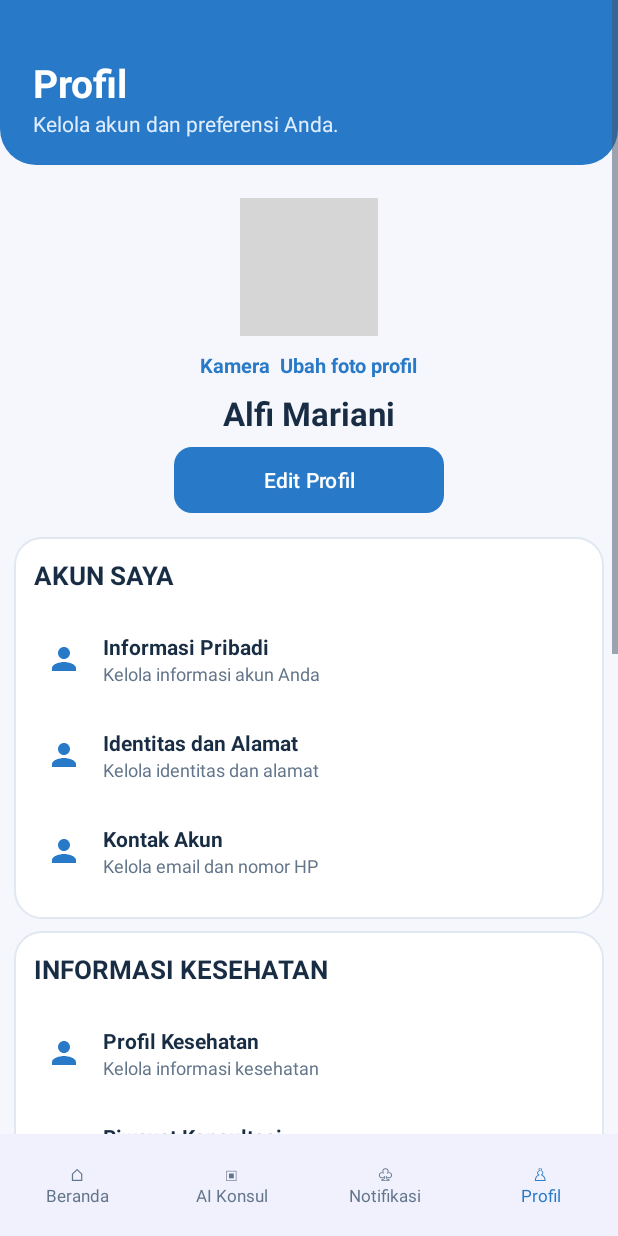
After one commit to AhmadRifai19/Project-Halo-Sehat, an Android app: the ProfilActivity screen opened directly, with no data from a screen before it, on a phone screen of 412 x 824 dp. The commit adds this screen. Run offline under Robolectric (Android 15) with nearby library versions, the phone set to English and light mode, and no system bars; grey boxes are pictures that could not be loaded.

Commit message:
"feat: menambahkan halaman profil, akun, dan pengaturan serta navigasinyamenambahkan halaman profil, akun, dan pengaturan serta navigasinya" buat nambah fitur/kode baru

```diff
--- /dev/null
+++ b/app/src/main/java/com/example/appsdokter/DetailProfilActivity.kt
@@ -0,0 +1,23 @@
+
+package com.example.appsdokter
+
+import android.os.Bundle
+import android.widget.TextView
+import androidx.appcompat.app.AppCompatActivity
+
+class DetailProfilActivity : AppCompatActivity() {
+
+    override fun onCreate(savedInstanceState: Bundle?) {
+        super.onCreate(savedInstanceState)
+        setContentView(R.layout.activity_detail_profil)
+
+        val judul = intent.getStringExtra("JUDUL")
+            ?: "Detail Profil"
+
+        val deskripsi = intent.getStringExtra("DESKRIPSI")
+            ?: "Informasi akun Anda"
+
+        findViewById<TextView>(R.id.tvDetailJudul).text = judul
+        findViewById<TextView>(R.id.tvDetailDeskripsi).text = deskripsi
+    }
+}
--- /dev/null
+++ b/app/src/main/java/com/example/appsdokter/ProfilActivity.kt
@@ -0,0 +1,116 @@
+
+package com.example.appsdokter
+
+import android.os.Bundle
+import android.widget.Button
+import android.widget.TextView
+import android.widget.Toast
+import androidx.appcompat.app.AppCompatActivity
+
+class ProfilActivity : AppCompatActivity() {
+
+    override fun onCreate(savedInstanceState: Bundle?) {
+        super.onCreate(savedInstanceState)
+        setContentView(R.layout.activity_profil)
+
+
+        aturMenu(
+            R.id.itemInformasiPribadi,
+            "Informasi Pribadi",
+            "Kelola informasi akun Anda",
+            "Membuka Informasi Pribadi"
+        )
+
+        aturMenu(
+            R.id.itemIdentitas,
+            "Identitas dan Alamat",
+            "Kelola identitas dan alamat",
+            "Membuka Identitas dan Alamat"
+        )
+
+        aturMenu(
+            R.id.itemKontak,
+            "Kontak Akun",
+            "Kelola email dan nomor HP",
+            "Membuka Kontak Akun"
+        )
+
+        aturMenu(
+            R.id.itemProfilKesehatan,
+            "Profil Kesehatan",
+            "Kelola informasi kesehatan",
+            "Membuka Profil Kesehatan"
+        )
+
+        aturMenu(
+            R.id.itemRiwayatKonsultasi,
+            "Riwayat Konsultasi",
+            "Lihat riwayat konsultasi Anda",
+            "Membuka Riwayat Konsultasi"
+        )
+
+        aturMenu(
+            R.id.itemKeamanan,
+            "Keamanan Akun",
+            "Kelola keamanan akun",
+            "Membuka Keamanan Akun"
+        )
+
+        aturMenu(
+            R.id.itemNotifikasi,
+            "Pengaturan Notifikasi",
+            "Atur pemberitahuan aplikasi",
+            "Membuka Pengaturan Notifikasi"
+        )
+
+        // Tombol Edit Profil
+        findViewById<Button>(R.id.btnEditProfil)
+            .setOnClickListener {
+                tampilPesan("Membuka Edit Profil")
+            }
+
+        // Tombol Keluar
+        findViewById<TextView>(R.id.btnKeluar)
+            .setOnClickListener {
+                tampilPesan("Anda memilih keluar dari akun")
+            }
+    }
+
+    private fun tampilPesan(pesan: String) {
+        Toast.makeText(
+            this,
+            pesan,
+            Toast.LENGTH_SHORT
+        ).show()
+    }
+
+
+
+    private fun aturMenu(
+        viewId: Int,
+        judul: String,
+        deskripsi: String,
+        pesan: String
+    ) {
+        val menu = findViewById<android.view.View>(viewId)
+
+        menu.findViewById<TextView>(R.id.tvMenuTitle)
+            .text = judul
+
+        menu.findViewById<TextView>(R.id.tvMenuSubtitle)
+            .text = deskripsi
+
+        menu.setOnClickListener {
+            val intent = android.content.Intent(
+                this,
+                DetailProfilActivity::class.java
+            )
+
+            intent.putExtra("JUDUL", judul)
+            intent.putExtra("DESKRIPSI", deskripsi)
+
+            startActivity(intent)
+        }
+    }
+
+}
--- /dev/null
+++ b/app/src/main/res/drawable/bg_logout.xml
@@ -0,0 +1,7 @@
+<shape xmlns:android="http://schemas.android.com/apk/res/android">
+    <solid android:color="#FFF5F5"/>
+    <corners android:radius="12dp"/>
+    <stroke
+        android:width="1dp"
+        android:color="#FFD0D0"/>
+</shape>
--- /dev/null
+++ b/app/src/main/res/drawable/bg_profil_button.xml
@@ -0,0 +1,4 @@
+<shape xmlns:android="http://schemas.android.com/apk/res/android">
+    <solid android:color="#2879C7"/>
+    <corners android:radius="12dp"/>
+</shape>
--- /dev/null
+++ b/app/src/main/res/drawable/bg_profil_card.xml
@@ -0,0 +1,7 @@
+<shape xmlns:android="http://schemas.android.com/apk/res/android">
+    <solid android:color="#FFFFFF"/>
+    <corners android:radius="18dp"/>
+    <stroke
+        android:width="1dp"
+        android:color="#E1E8F2"/>
+</shape>
--- /dev/null
+++ b/app/src/main/res/drawable/bg_profil_header.xml
@@ -0,0 +1,6 @@
+<shape xmlns:android="http://schemas.android.com/apk/res/android">
+    <solid android:color="#2879C7"/>
+    <corners
+        android:bottomLeftRadius="24dp"
+        android:bottomRightRadius="24dp"/>
+</shape>
--- /dev/null
+++ b/app/src/main/res/drawable/ic_profile_placeholder.xml
@@ -0,0 +1,12 @@
+<?xml version="1.0" encoding="utf-8"?>
+<vector xmlns:android="http://schemas.android.com/apk/res/android"
+    android:width="24dp"
+    android:height="24dp"
+    android:viewportWidth="24"
+    android:viewportHeight="24">
+
+    <path
+        android:fillColor="#2879C7"
+        android:pathData="M12,12c2.21,0 4,-1.79 4,-4s-1.79,-4 -4,-4 -4,1.79 -4,4 1.79,4 4,4zM12,14c-2.67,0 -8,1.34 -8,4v2h16v-2c0,-2.66 -5.33,-4 -8,-4z"/>
+
+</vector>
--- /dev/null
+++ b/app/src/main/res/layout/activity_detail_profil.xml
@@ -0,0 +1,28 @@
+<?xml version="1.0" encoding="utf-8"?>
+<LinearLayout
+    xmlns:android="http://schemas.android.com/apk/res/android"
+    android:layout_width="match_parent"
+    android:layout_height="match_parent"
+    android:orientation="vertical"
+    android:padding="24dp"
+    android:background="#F5F7FC">
+
+    <TextView
+        android:id="@+id/tvDetailJudul"
+        android:layout_width="match_parent"
+        android:layout_height="wrap_content"
+        android:text="Detail Profil"
+        android:textSize="24sp"
+        android:textStyle="bold"
+        android:textColor="#182D44"/>
+
+    <TextView
+        android:id="@+id/tvDetailDeskripsi"
+        android:layout_width="match_parent"
+        android:layout_height="wrap_content"
+        android:layout_marginTop="12dp"
+        android:text="Informasi akun Anda"
+        android:textSize="15sp"
+        android:textColor="#63758A"/>
+
+</LinearLayout>
--- /dev/null
+++ b/app/src/main/res/layout/activity_profil.xml
@@ -0,0 +1,241 @@
+<?xml version="1.0" encoding="utf-8"?>
+<LinearLayout xmlns:android="http://schemas.android.com/apk/res/android"
+    android:layout_width="match_parent"
+    android:layout_height="match_parent"
+    android:orientation="vertical"
+    android:background="#F5F7FC">
+
+    <ScrollView
+        android:layout_width="match_parent"
+        android:layout_height="0dp"
+        android:layout_weight="1"
+        android:fillViewport="true">
+
+        <LinearLayout
+            android:layout_width="match_parent"
+            android:layout_height="wrap_content"
+            android:orientation="vertical"
+            android:paddingBottom="20dp">
+
+            <!-- HEADER -->
+            <LinearLayout
+                android:layout_width="match_parent"
+                android:layout_height="110dp"
+                android:orientation="vertical"
+                android:gravity="bottom"
+                android:paddingStart="22dp"
+                android:paddingEnd="22dp"
+                android:paddingBottom="18dp"
+                android:background="@drawable/bg_profil_header">
+
+                <TextView
+                    android:layout_width="wrap_content"
+                    android:layout_height="wrap_content"
+                    android:text="Profil"
+                    android:textColor="#FFFFFF"
+                    android:textSize="26sp"
+                    android:textStyle="bold" />
+
+                <TextView
+                    android:layout_width="wrap_content"
+                    android:layout_height="wrap_content"
+                    android:text="Kelola akun dan preferensi Anda."
+                    android:textColor="#DFEDFF"
+                    android:textSize="14sp" />
+            </LinearLayout>
+
+            <!-- RINGKASAN PROFIL -->
+            <LinearLayout
+                android:layout_width="match_parent"
+                android:layout_height="wrap_content"
+                android:gravity="center"
+                android:orientation="vertical"
+                android:paddingTop="22dp"
+                android:paddingBottom="16dp">
+
+                <ImageView
+                    android:id="@+id/imgFotoProfil"
+                    android:layout_width="92dp"
+                    android:layout_height="92dp"
+                    android:src="@drawable/ic_profile_placeholder"
+                    android:scaleType="centerCrop"
+                    android:background="@drawable/bg_profile_circle"
+                    android:contentDescription="Foto profil" />
+
+                <TextView
+                    android:layout_width="wrap_content"
+                    android:layout_height="wrap_content"
+                    android:layout_marginTop="10dp"
+                    android:text="Kamera  Ubah foto profil"
+                    android:textColor="#2879C7"
+                    android:textSize="13sp"
+                    android:textStyle="bold" />
+
+                <TextView
+                    android:layout_width="wrap_content"
+                    android:layout_height="wrap_content"
+                    android:layout_marginTop="8dp"
+                    android:text="Alfi Mariani"
+                    android:textColor="#182D44"
+                    android:textSize="22sp"
+                    android:textStyle="bold" />
+
+                <Button
+                    android:id="@+id/btnEditProfil"
+                    android:layout_width="180dp"
+                    android:layout_height="44dp"
+                    android:layout_marginTop="8dp"
+                    android:text="Edit Profil"
+                    android:textColor="#FFFFFF"
+                    android:textSize="14sp"
+                    android:textAllCaps="false"
+                    android:background="@drawable/bg_profil_button" />
+            </LinearLayout>
+
+            <!-- AKUN SAYA -->
+            <LinearLayout
+                android:layout_width="match_parent"
+                android:layout_height="wrap_content"
+                android:layout_marginStart="9dp"
+                android:layout_marginEnd="9dp"
+                android:orientation="vertical"
+                android:padding="13dp"
+                android:background="@drawable/bg_profil_card">
+
+                <TextView
+                    style="@style/ProfilSectionTitle"
+                    android:text="AKUN SAYA" />
+
+                <include layout="@layout/item_profil"
+                    android:id="@+id/itemInformasiPribadi" />
+
+                <include layout="@layout/item_profil"
+                    android:id="@+id/itemIdentitas" />
+
+                <include layout="@layout/item_profil"
+                    android:id="@+id/itemKontak" />
+            </LinearLayout>
+
+            <!-- INFORMASI KESEHATAN -->
+            <LinearLayout
+                android:layout_width="match_parent"
+                android:layout_height="wrap_content"
+                android:layout_marginStart="9dp"
+                android:layout_marginEnd="9dp"
+                android:layout_marginTop="8dp"
+                android:orientation="vertical"
+                android:padding="13dp"
+                android:background="@drawable/bg_profil_card">
+
+                <TextView
+                    style="@style/ProfilSectionTitle"
+                    android:text="INFORMASI KESEHATAN" />
+
+                <include layout="@layout/item_profil"
+                    android:id="@+id/itemProfilKesehatan" />
+
+                <include layout="@layout/item_profil"
+                    android:id="@+id/itemRiwayatKonsultasi" />
+            </LinearLayout>
+
+            <!-- PENGATURAN -->
+            <LinearLayout
+                android:layout_width="match_parent"
+                android:layout_height="wrap_content"
+                android:layout_marginStart="9dp"
+                android:layout_marginEnd="9dp"
+                android:layout_marginTop="8dp"
+                android:orientation="vertical"
+                android:padding="13dp"
+                android:background="@drawable/bg_profil_card">
+
+                <TextView
+                    style="@style/ProfilSectionTitle"
+                    android:text="PENGATURAN" />
+
+                <include layout="@layout/item_profil"
+                    android:id="@+id/itemKeamanan" />
+
+                <include layout="@layout/item_profil"
+                    android:id="@+id/itemNotifikasi" />
+
+                <include layout="@layout/item_profil"
+                    android:id="@+id/itemPrivasi" />
+
+                <include layout="@layout/item_profil"
+                    android:id="@+id/itemBantuan" />
+            </LinearLayout>
+
+            <!-- KELUAR AKUN -->
+            <TextView
+                android:id="@+id/btnKeluar"
+                android:layout_width="match_parent"
+                android:layout_height="66dp"
+                android:layout_marginStart="13dp"
+                android:layout_marginEnd="13dp"
+                android:layout_marginTop="12dp"
+                android:gravity="center_vertical"
+                android:paddingStart="20dp"
+                android:text="Keluar dari Akun"
+                android:textColor="#B91C1C"
+                android:textStyle="bold"
+                android:textSize="14sp"
+                android:background="@drawable/bg_logout" />
+
+            <TextView
+                android:layout_width="match_parent"
+                android:layout_height="wrap_content"
+                android:layout_margin="20dp"
+                android:text="Perubahan nama tampilan tidak mengubah data identitas Anda."
+                android:textColor="#63758A"
+                android:textSize="13sp" />
+
+        </LinearLayout>
+    </ScrollView>
+
+    <!-- NAVIGASI BAWAH -->
+    <LinearLayout
+        android:layout_width="match_parent"
+        android:layout_height="68dp"
+        android:gravity="center"
+        android:orientation="horizontal"
+        android:background="#F0F1FD">
+
+        <TextView
+            android:layout_width="0dp"
+            android:layout_height="match_parent"
+            android:layout_weight="1"
+            android:gravity="center"
+            android:text="⌂\nBeranda"
+            android:textSize="11sp"
+            android:textColor="#63758A" />
+
+        <TextView
+            android:layout_width="0dp"
+            android:layout_height="match_parent"
+            android:layout_weight="1"
+            android:gravity="center"
+            android:text="▣\nAI Konsul"
+            android:textSize="11sp"
+            android:textColor="#63758A" />
+
+        <TextView
+            android:layout_width="0dp"
+            android:layout_height="match_parent"
+            android:layout_weight="1"
+            android:gravity="center"
+            android:text="♧\nNotifikasi"
+            android:textSize="11sp"
+            android:textColor="#63758A" />
+
+        <TextView
+            android:layout_width="0dp"
+            android:layout_height="match_parent"
+            android:layout_weight="1"
+            android:gravity="center"
+            android:text="♙\nProfil"
+            android:textSize="11sp"
+            android:textColor="#2879C7" />
+    </LinearLayout>
+
+</LinearLayout>
--- /dev/null
+++ b/app/src/main/res/layout/item_profil.xml
@@ -0,0 +1,51 @@
+<?xml version="1.0" encoding="utf-8"?>
+<LinearLayout
+    xmlns:android="http://schemas.android.com/apk/res/android"
+    android:layout_width="match_parent"
+    android:layout_height="64dp"
+    android:gravity="center_vertical"
+    android:orientation="horizontal"
+    android:paddingStart="8dp"
+    android:paddingEnd="8dp"
+    android:background="?attr/selectableItemBackground">
+
+    <ImageView
+        android:id="@+id/ivMenuIcon"
+        android:layout_width="24dp"
+        android:layout_height="24dp"
+        android:src="@drawable/ic_profile_placeholder"
+        android:contentDescription="Ikon menu" />
+
+    <LinearLayout
+        android:layout_width="0dp"
+        android:layout_height="wrap_content"
+        android:layout_weight="1"
+        android:orientation="vertical"
+        android:layout_marginStart="14dp">
+
+        <TextView
+            android:id="@+id/tvMenuTitle"
+            android:layout_width="match_parent"
+            android:layout_height="wrap_content"
+            android:text="Informasi Pribadi"
+            android:textColor="#182D44"
+            android:textSize="14sp"
+            android:textStyle="bold" />
+
+        <TextView
+            android:id="@+id/tvMenuSubtitle"
+            android:layout_width="match_parent"
+            android:layout_height="wrap_content"
+            android:text="Kelola informasi akun Anda"
+            android:textColor="#63758A"
+            android:textSize="12sp" />
+
+    </LinearLayout>
+
+    <ImageView
+        android:layout_width="20dp"
+        android:layout_height="20dp"
+        android:src="@drawable/ic_arrow_right"
+        android:contentDescription="Buka menu" />
+
+</LinearLayout>
--- a/app/src/main/res/values/styles.xml
+++ b/app/src/main/res/values/styles.xml
@@ -23,4 +23,14 @@
         <item name="android:textSize">15sp</item>
     </style>
 
+
+    <style name="ProfilSectionTitle">
+        <item name="android:layout_width">match_parent</item>
+        <item name="android:layout_height">wrap_content</item>
+        <item name="android:textColor">#182D44</item>
+        <item name="android:textSize">17sp</item>
+        <item name="android:textStyle">bold</item>
+        <item name="android:layout_marginBottom">12dp</item>
+    </style>
+
 </resources>
--- a/gradle/libs.versions.toml
+++ b/gradle/libs.versions.toml
@@ -1,5 +1,5 @@
 [versions]
-agp = "9.3.3"
+agp = "9.4.1"
 coreKtx = "1.19.1"
 junit = "4.13.2"
 junitVersion = "1.3.0"
```
Also changed, not shown: app/src/main/AndroidManifest.xml (+9 -0 lines), gradle/wrapper/gradle-wrapper.properties.
